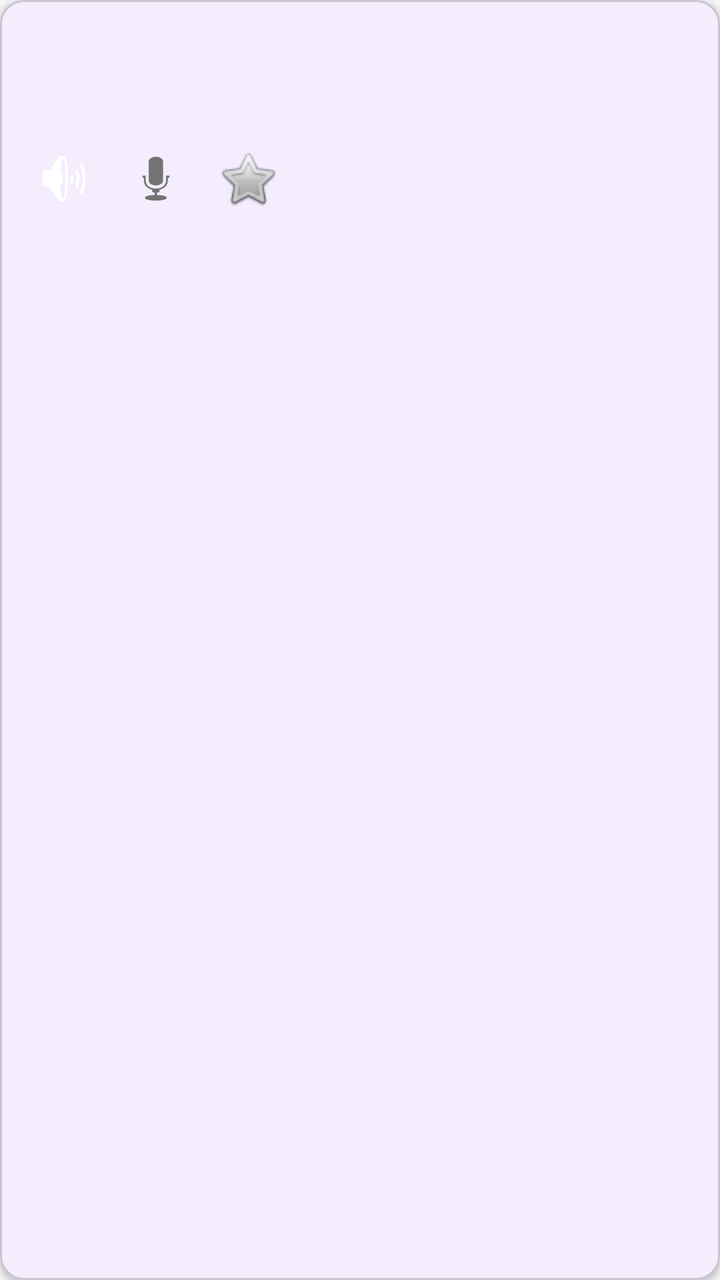
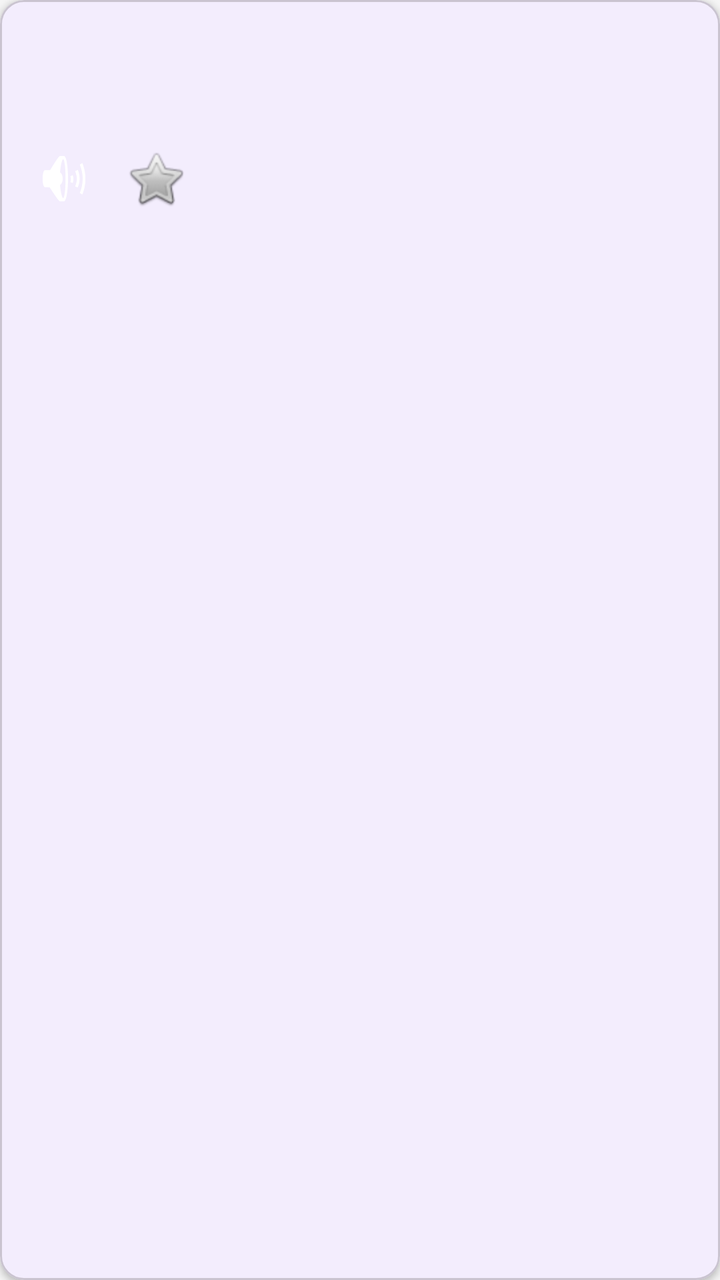

Compare the two renders of this Android layout. The source of the first and the diff that turns it into the second are given below.
<!-- AndroidManifest.xml: application theme Theme.MyApplication -->
<!-- res/layout/item_translation.xml -->
<?xml version="1.0" encoding="utf-8"?>
<com.google.android.material.card.MaterialCardView
    xmlns:android="http://schemas.android.com/apk/res/android"
    xmlns:app="http://schemas.android.com/apk/res-auto"
    android:layout_width="match_parent"
    android:layout_height="wrap_content"
    android:layout_marginBottom="8dp"
    app:cardCornerRadius="12dp"
    app:cardElevation="2dp"
    app:cardBackgroundColor="@color/card_background">

    <LinearLayout
        android:layout_width="match_parent"
        android:layout_height="wrap_content"
        android:orientation="vertical"
        android:padding="12dp">

        <TextView
            android:id="@+id/et_source_text"
            android:layout_width="match_parent"
            android:layout_height="wrap_content"
            android:textColor="@color/primary_text"
            android:textStyle="bold"
            android:textSize="18sp" />

        <TextView
            android:id="@+id/et_translated_text"
            android:layout_width="match_parent"
            android:layout_height="wrap_content"
            android:layout_marginTop="4dp"
            android:textColor="@color/secondary_text"
            android:textSize="14sp" />

        <LinearLayout
            android:layout_width="wrap_content"
            android:layout_height="wrap_content"
            android:layout_marginTop="10dp"
            android:orientation="horizontal">

            <ImageButton
                android:id="@+id/btn_speak_word"
                android:layout_width="40dp"
                android:layout_height="40dp"
                android:background="?attr/selectableItemBackgroundBorderless"
                android:contentDescription="Speak word"
                android:padding="8dp"
                android:src="@android:drawable/ic_lock_silent_mode_off" />

            <ImageButton
                android:id="@+id/btn_record_word"
                android:layout_width="40dp"
                android:layout_height="40dp"
                android:layout_marginStart="6dp"
                android:background="?attr/selectableItemBackgroundBorderless"
                android:contentDescription="Record pronunciation"
                android:padding="8dp"
                android:src="@android:drawable/ic_btn_speak_now" />

            <ImageButton
                android:id="@+id/btn_favorite_word"
                android:layout_width="40dp"
                android:layout_height="40dp"
                android:layout_marginStart="6dp"
                android:background="?attr/selectableItemBackgroundBorderless"
                android:contentDescription="Favorite word"
                android:padding="8dp"
                android:src="@android:drawable/btn_star_big_off" />
        </LinearLayout>

    </LinearLayout>

</com.google.android.material.card.MaterialCardView>
<!-- resources referenced by this layout -->
<resources>
  <color name="card_background">#FFFFFFFF</color>
  <color name="primary_text">#FF212121</color>
  <color name="secondary_text">#FF757575</color>
  <style name="Theme.MyApplication" parent="Theme.Material3.DayNight.NoActionBar">
          
          <item name="colorPrimary">@color/primary_color</item>
          <item name="colorPrimaryVariant">@color/primary_variant</item>
          <item name="colorOnPrimary">@color/white</item>
          <item name="colorSecondary">@color/secondary_color</item>
          <item name="colorOnSecondary">@color/black</item>
          <item name="colorError">@color/error_color</item>
          <item name="colorOnError">@color/white</item>
          <item name="colorSurface">@color/surface_color</item>
          <item name="colorOnSurface">@color/primary_text</item>
          <item name="android:colorBackground">@color/background_color</item>
          <item name="colorOnBackground">@color/primary_text</item>
      </style>
  <color name="primary_color">#FF6200EE</color>
  <color name="primary_variant">#FF3700B3</color>
  <color name="white">#FFFFFFFF</color>
  <color name="secondary_color">#FF03DAC5</color>
  <color name="black">#FF000000</color>
  <color name="error_color">#FFB00020</color>
  <color name="surface_color">#FFFFFFFF</color>
  <color name="background_color">#FFF5F5F5</color>
</resources>

<!-- the commit's change to res/layout/item_translation.xml (unified diff, before → after) -->
@@ -47,16 +47,6 @@
                 android:src="@android:drawable/ic_lock_silent_mode_off" />
 
             <ImageButton
-                android:id="@+id/btn_record_word"
-                android:layout_width="40dp"
-                android:layout_height="40dp"
-                android:layout_marginStart="6dp"
-                android:background="?attr/selectableItemBackgroundBorderless"
-                android:contentDescription="Record pronunciation"
-                android:padding="8dp"
-                android:src="@android:drawable/ic_btn_speak_now" />
-
-            <ImageButton
                 android:id="@+id/btn_favorite_word"
                 android:layout_width="40dp"
                 android:layout_height="40dp"
